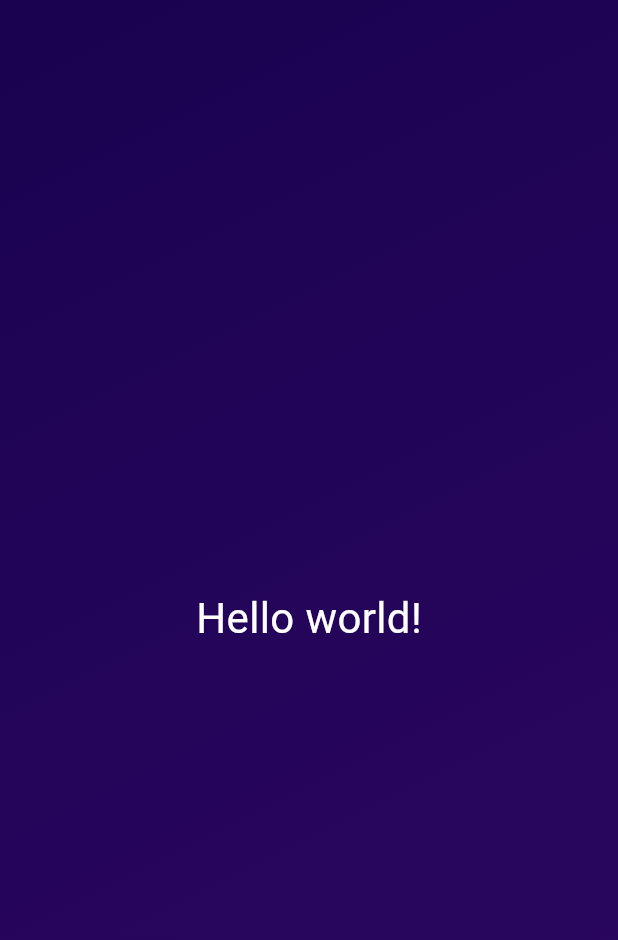
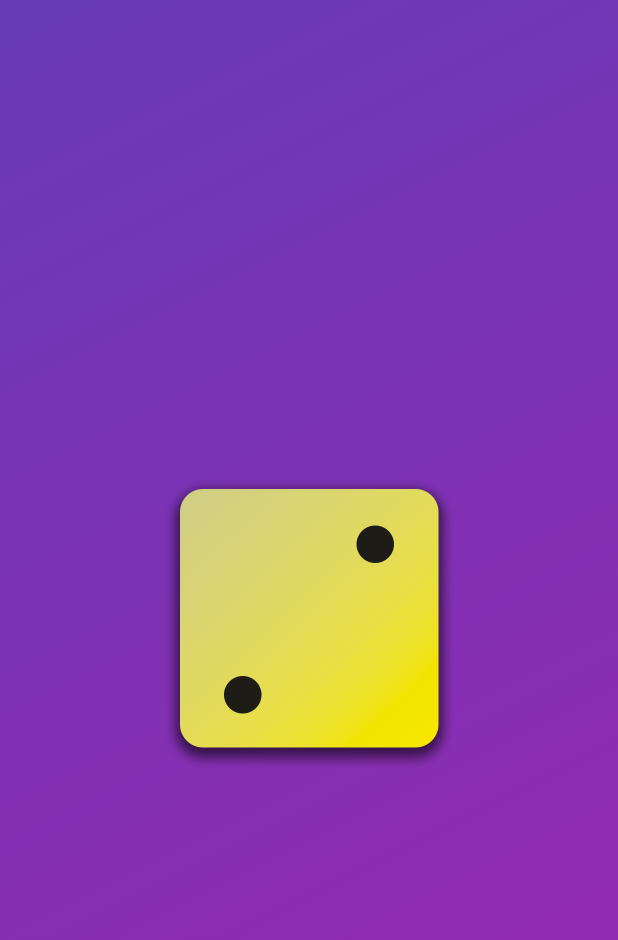
Before and after one commit to BrianPHChen/flutter_first_app, a Flutter app: the screen it shows after launch, on a phone screen of 412 x 824 dp. Shown: the top 940 px of the screen. Run offline on Flutter 3.47's test engine with Material 3 defaults, Android fonts, the phone set to English and light mode, and no system bars.

```diff
--- a/lib/gradient_container.dart
+++ b/lib/gradient_container.dart
@@ -6,23 +6,33 @@ const startAlignment = Alignment.topLeft;
 const endAlignment = Alignment.bottomRight;
 
 class GradientContainer extends StatelessWidget {
-  const GradientContainer({super.key});
+  const GradientContainer(this.color1, this.color2, {super.key});
+
+  const GradientContainer.purple({super.key})
+      : color1 = Colors.deepPurple,
+        color2 = Colors.indigo;
+
+  final Color color1;
+  final Color color2;
 
   @override
   Widget build(context) {
     return Container(
-      decoration: const BoxDecoration(
+      decoration: BoxDecoration(
         gradient: LinearGradient(
           colors: [
-            Color.fromARGB(255, 26, 2, 80),
-            Color.fromARGB(255, 45, 7, 98),
+            color1,
+            color2,
           ],
           begin: startAlignment,
           end: endAlignment,
         ),
       ),
-      child: const Center(
-        child: StyledText('Hello world!'),
+      child: Center(
+        child: Image.asset(
+          'assets/images/dice-2.png',
+          width: 200,
+        ),
       ),
     );
   }
--- a/lib/main.dart
+++ b/lib/main.dart
@@ -6,7 +6,7 @@ void main() {
   runApp(
     const MaterialApp(
       home: Scaffold(
-        body: GradientContainer(),
+        body: GradientContainer(Colors.deepPurple, Colors.purple),
       ),
     ),
   );
```
Also changed, not shown: pubspec.yaml (+7 -3 lines), assets/images/dice-1.png (added), assets/images/dice-2.png (added), assets/images/dice-3.png (added), assets/images/dice-4.png (added), assets/images/dice-5.png (added), assets/images/dice-6.png (added).
